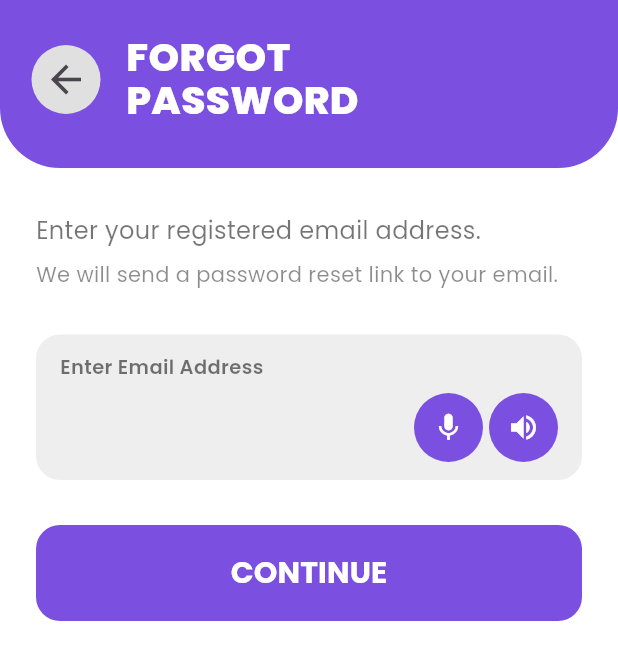
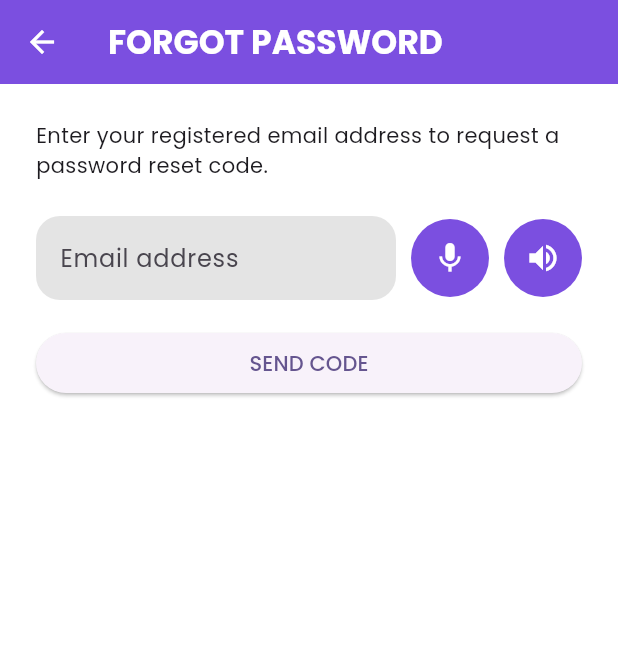
Before and after one commit to pathumsenadeera/Infox, a Flutter app: the ForgotPasswordScreen screen opened directly, on a phone screen of 412 x 824 dp. Shown: the top 660 px of the screen. Run offline on Flutter 3.47's test engine with Material 3 defaults, Android fonts, the light colour scheme and no system bars; our stand-ins replace camera, flutter_secure_storage, flutter_tts, google_fonts, sensors_plus, shared_preferences and 1 more; accounts and stored records are empty.

Commit message:
feat(auth): implement email-code password recovery in the app
- Replace placeholder reset-link confirmation with the backend email-code recovery flow.
- Add code, new-password and confirmation inputs with visible and spoken validation.
- Preserve exact passwords, validate bcrypt's byte limit, and keep passwords/codes out of persistent storage.
- Handle request/reset failures, disable duplicate submissions, and show a resend cooldown.
- Clear sensitive inputs after success or email changes and return to a fresh login screen after reset.
- Add injectable recovery service and phone-sized widget regression coverage.
- Validate the app with 23 passing Flutter tests; device and live-email checks remain pending.
- Verify targeted static analysis and Android debug APK compilation.

```diff
--- a/sinhala_braille_app/lib/screen/forgot_password_screen.dart
+++ b/sinhala_braille_app/lib/screen/forgot_password_screen.dart
@@ -1,375 +1,373 @@
+import 'dart:async';
+import 'dart:convert';
 import 'package:flutter/material.dart';
+import 'package:flutter/services.dart';
 import 'package:google_fonts/google_fonts.dart';
 import 'package:sinhala_braille_app/providers/tts_input_mixin.dart';
-import 'package:sinhala_braille_app/screen/login_screen.dart';
+import 'package:sinhala_braille_app/services/password_recovery_service.dart';
+import 'package:sinhala_braille_app/utils/registration_validation.dart';
+import 'login_screen.dart';
 
 class ForgotPasswordScreen extends StatefulWidget {
-  const ForgotPasswordScreen({super.key});
+  const ForgotPasswordScreen({
+    super.key,
+    this.service = const PasswordRecoveryService(),
+  });
+  final PasswordRecoveryService service;
 
   @override
   State<ForgotPasswordScreen> createState() => _ForgotPasswordScreenState();
 }
 
-class _ForgotPasswordScreenState extends State<ForgotPasswordScreen> with TtsInputMixin {
-  final TextEditingController _emailController = TextEditingController();
+class _ForgotPasswordScreenState extends State<ForgotPasswordScreen>
+    with TtsInputMixin {
+  final _email = TextEditingController();
+  final _code = TextEditingController();
+  final _password = TextEditingController();
+  final _confirm = TextEditingController();
+  final _emailFocus = FocusNode();
+  final _codeFocus = FocusNode();
+  final _passwordFocus = FocusNode();
+  final _confirmFocus = FocusNode();
+  bool _codeRequested = false;
+  bool _complete = false;
+  bool _busy = false;
+  bool _showPassword = false;
+  String _requestedEmail = '';
+  String _message = '';
+  Timer? _timer;
+  DateTime? _resendAt;
+  int _remaining = 0;
 
-  bool _emailSent = false; // step 1 or step 2 pennanna
+  void _showMessage(String message, [FocusNode? focus]) {
+    setState(() => _message = message);
+    focus?.requestFocus();
+    speakLabel(message);
+  }
 
-  void _onVoiceInput() => startVoiceDictation(_emailController);
-  void _onSpeak(String label) => speakLabel(label);
+  void _startCooldown(int seconds) {
+    _timer?.cancel();
+    _resendAt = DateTime.now().add(Duration(seconds: seconds));
+    _remaining = seconds;
+    _timer = Timer.periodic(const Duration(seconds: 1), (timer) {
+      if (!mounted) {
+        timer.cancel();
+        return;
+      }
+      final remaining =
+          (_resendAt!.difference(DateTime.now()).inMilliseconds / 1000).ceil();
+      setState(() => _remaining = remaining > 0 ? remaining : 0);
+      if (_remaining == 0) timer.cancel();
+    });
+  }
 
-  void _onContinue() {
-    if (_emailController.text.isEmpty) {
-      ScaffoldMessenger.of(context).showSnackBar(
-        const SnackBar(content: Text('Please enter your email address!')),
+  Future<void> _requestCode() async {
+    if (_busy || _remaining > 0) return;
+    final email = _codeRequested ? _requestedEmail : _email.text.trim();
+    if (!isValidRegistrationEmail(email)) {
+      _showMessage('Please enter a valid email address.', _emailFocus);
+      return;
+    }
+    setState(() {
+      _busy = true;
+      _message = '';
+    });
+    try {
+      final result = await widget.service.requestCode(email);
+      if (!mounted) return;
+      if (result['success'] == true) {
+        setState(() {
+          _requestedEmail = email;
+          _codeRequested = true;
+          _code.clear();
+          _startCooldown(
+            result['resend_after_seconds'] is int
+                ? result['resend_after_seconds'] as int
+                : 60,
+          );
+        });
+        _showMessage(
+          result['message'] as String? ??
+              'If this email is registered, a code will arrive shortly.',
+        );
+      } else {
+        _showMessage(
+          result['message'] as String? ??
+              'Could not request a code. Please try again.',
+        );
+      }
+    } catch (_) {
+      if (mounted) _showMessage('Could not connect. Please try again.');
+    } finally {
+      if (mounted) setState(() => _busy = false);
+    }
+  }
+
+  Future<void> _resetPassword() async {
+    if (_busy) return;
+    final code = _code.text.trim();
+    if (!RegExp(r'^[0-9]{8}$').hasMatch(code)) {
+      _showMessage('Enter the eight-digit code from your email.', _codeFocus);
+      return;
+    }
+    final password = _password.text;
+    if (password.isEmpty) {
+      _showMessage('Please enter your new password.', _passwordFocus);
+      return;
+    }
+    if (utf8.encode(password).length > 72 || password.contains('\u0000')) {
+      _showMessage(
+        'This password is too long or contains an unsupported character.',
+        _passwordFocus,
       );
       return;
     }
-
-    // Email format basic check
-    if (!_emailController.text.contains('@')) {
-      ScaffoldMessenger.of(context).showSnackBar(
-        const SnackBar(content: Text('Please enter a valid email address!')),
-      );
+    if (password != _confirm.text) {
+      _showMessage('Passwords do not match.', _confirmFocus);
       return;
     }
+    setState(() {
+      _busy = true;
+      _message = '';
+    });
+    try {
+      final result = await widget.service.resetPassword(
+        _requestedEmail,
+        code,
+        password,
+      );
+      if (!mounted) return;
+      if (result['success'] == true) {
+        _timer?.cancel();
+        _code.clear();
+        _password.clear();
+        _confirm.clear();
+        FocusScope.of(context).unfocus();
+        setState(() => _complete = true);
+        _showMessage(
+          'Password reset successfully. Log in with your new password.',
+        );
+      } else {
+        _showMessage(
+          result['message'] as String? ??
+              'Could not reset your password. Please try again.',
+        );
+      }
+    } catch (_) {
+      if (mounted) _showMessage('Could not connect. Please try again.');
+    } finally {
+      if (mounted) setState(() => _busy = false);
+    }
+  }
 
-    // Backend API call - email verification + reset link send
-    // Implementation 2 ekedi real API call karanna
-    setState(() {
-      _emailSent = true;
-    });
+  void _backToLogin() {
+    Navigator.of(context).pushAndRemoveUntil(
+      MaterialPageRoute(builder: (_) => const LoginScreen()),
+      (_) => false,
+    );
   }
 
   @override
   void dispose() {
-    _emailController.dispose();
+    _timer?.cancel();
+    for (final controller in [_email, _code, _password, _confirm]) {
+      controller.dispose();
+    }
+    for (final focus in [
+      _emailFocus,
+      _codeFocus,
+      _passwordFocus,
+      _confirmFocus,
+    ]) {
+      focus.dispose();
+    }
     super.dispose();
+  }
+
+  Widget _field(
+    String label,
+    TextEditingController controller,
+    FocusNode focus, {
+    bool password = false,
+    bool code = false,
+  }) {
+    return Padding(
+      padding: const EdgeInsets.only(bottom: 18),
+      child: Row(
+        children: [
+          Expanded(
+            child: TextField(
+              controller: controller,
+              focusNode: focus,
+              enabled: !_busy,
+              obscureText: password && !_showPassword,
+              autocorrect: false,
+              enableSuggestions: !password && !code,
+              keyboardType:
+                  code
+                      ? TextInputType.number
+                      : password
+                      ? TextInputType.visiblePassword
+                      : TextInputType.emailAddress,
+              autofillHints:
+                  code
+                      ? const [AutofillHints.oneTimeCode]
+                      : password
+                      ? const [AutofillHints.newPassword]
+                      : const [AutofillHints.email],
+              inputFormatters:
+                  code
+                      ? [
+                        FilteringTextInputFormatter.digitsOnly,
+                        LengthLimitingTextInputFormatter(8),
+                      ]
+                      : null,
+              decoration: InputDecoration(
+                labelText: label,
+                filled: true,
+                fillColor: const Color(0xFFE4E4E4),
+                border: OutlineInputBorder(
+                  borderRadius: BorderRadius.circular(16),
+                  borderSide: BorderSide.none,
+                ),
+              ),
+            ),
+          ),
+          if (!password && !code)
+            IgnorePointer(ignoring: _busy, child: buildMicButton(controller)),
+          buildSpeakerButton(label),
+        ],
+      ),
+    );
   }
 
   @override
   Widget build(BuildContext context) {
     return Scaffold(
       backgroundColor: Colors.white,
-      body: SafeArea(
-        child: Column(
-          children: [
-            // Purple header
-            Container(
-              width: double.infinity,
-              decoration: const BoxDecoration(
-                color: Color(0xFF7B4FE0),
-                borderRadius: BorderRadius.only(
-                  bottomLeft: Radius.circular(40),
-                  bottomRight: Radius.circular(40),
+      appBar: AppBar(
+        backgroundColor: const Color(0xFF7B4FE0),
+        foregroundColor: Colors.white,
+        title: Text(
+          'FORGOT PASSWORD',
+          style: GoogleFonts.poppins(fontWeight: FontWeight.w700),
+        ),
+        leading: IconButton(
+          icon: const Icon(Icons.arrow_back),
+          onPressed: _busy ? null : _backToLogin,
         ),
       ),
-              padding: const EdgeInsets.fromLTRB(20, 24, 20, 30),
-              child: Row(
+      body: SafeArea(
+        child: SingleChildScrollView(
+          padding: const EdgeInsets.all(24),
+          child: Column(
+            crossAxisAlignment: CrossAxisAlignment.stretch,
             children: [
-                  IconButton(
-                    onPressed: () {
-                      Navigator.pushReplacement(
-                        context,
-                        MaterialPageRoute(builder: (context) => LoginScreen()),
-                      );
-                    },
-                    icon: Icon(Icons.arrow_back_sharp, size: 30),
-                    style: ButtonStyle(
-                      backgroundColor: WidgetStatePropertyAll(
-                        Colors.grey.shade300,
+              if (_message.isNotEmpty)
+                Padding(
+                  padding: const EdgeInsets.only(bottom: 20),
+                  child: Semantics(
+                    liveRegion: true,
+                    child: Text(
+                      _message,
+                      style: GoogleFonts.poppins(fontSize: 16),
                     ),
                   ),
                 ),
-                  const SizedBox(width: 16),
-                  Expanded(
+              if (_complete) ...[
+                const Icon(
+                  Icons.check_circle_outline,
+                  color: Color(0xFF7B4FE0),
+                  size: 72,
+                ),
+                const SizedBox(height: 24),
+                ElevatedButton(
+                  onPressed: _backToLogin,
+                  child: const Text('BACK TO LOGIN'),
+                ),
+              ] else if (!_codeRequested) ...[
+                const Text(
+                  'Enter your registered email address to request a password reset code.',
+                ),
+                const SizedBox(height: 24),
+                _field('Email address', _email, _emailFocus),
+                ElevatedButton(
+                  onPressed: _busy ? null : _requestCode,
+                  child: const Text('SEND CODE'),
+                ),
+              ] else ...[
+                Text('Email: $_requestedEmail'),
+                const SizedBox(height: 12),
+                const Text(
+                  'Enter the eight-digit code and choose a new password. Codes expire after 10 minutes. Only the latest code works.',
+                ),
+                const SizedBox(height: 24),
+                _field('Reset code', _code, _codeFocus, code: true),
+                _field(
+                  'New password',
+                  _password,
+                  _passwordFocus,
+                  password: true,
+                ),
+                _field(
+                  'Confirm new password',
+                  _confirm,
+                  _confirmFocus,
+                  password: true,
+                ),
+                CheckboxListTile(
+                  contentPadding: EdgeInsets.zero,
+                  title: const Text('Show passwords'),
+                  value: _showPassword,
+                  onChanged:
+                      _busy
+                          ? null
+                          : (value) =>
+                              setState(() => _showPassword = value ?? false),
+                ),
+                ElevatedButton(
+                  onPressed: _busy ? null : _resetPassword,
+                  child: const Text('RESET PASSWORD'),
+                ),
+                const SizedBox(height: 12),
+                OutlinedButton(
+                  onPressed: _busy || _remaining > 0 ? null : _requestCode,
                   child: Text(
-                      'FORGOT\nPASSWORD',
-                      style: GoogleFonts.poppins(
-                        fontSize: 26,
-                        fontWeight: FontWeight.w800,
-                        color: Colors.white,
-                        height: 1.1,
+                    _remaining > 0
+                        ? 'RESEND CODE IN ${_remaining}s'
+                        : 'RESEND CODE',
                   ),
                 ),
+                const Text(
+                  'You can request up to five codes per hour. If no email arrives, check spam and try again later.',
+                ),
+                TextButton(
+                  onPressed:
+                      _busy
+                          ? null
+                          : () {
+                            _timer?.cancel();
+                            _code.clear();
+                            _password.clear();
+                            _confirm.clear();
+                            setState(() {
+                              _codeRequested = false;
+                              _remaining = 0;
+                              _message = '';
+                            });
+                          },
+                  child: const Text('USE A DIFFERENT EMAIL'),
+                ),
+              ],
+              if (_busy)
+                const Padding(
+                  padding: EdgeInsets.all(16),
+                  child: Center(child: CircularProgressIndicator()),
                 ),
             ],
           ),
         ),
-
-            Expanded(
-              child: SingleChildScrollView(
-                padding: const EdgeInsets.symmetric(
-                  horizontal: 24,
-                  vertical: 30,
-                ),
-                child:
-                    _emailSent ? _buildEmailSentView() : _buildEmailInputView(),
-              ),
-            ),
-          ],
-        ),
       ),
     );
   }
-
-  // Step 1 - Email enter karanna
-  Widget _buildEmailInputView() {
-    return Column(
-      crossAxisAlignment: CrossAxisAlignment.start,
-      children: [
-        // Info text
-        Text(
-          'Enter your registered email address.',
-          style: GoogleFonts.poppins(fontSize: 16, color: Colors.black54),
-        ),
-        const SizedBox(height: 8),
-        Text(
-          'We will send a password reset link to your email.',
-          style: GoogleFonts.poppins(fontSize: 14, color: Colors.black45),
-        ),
-
-        const SizedBox(height: 30),
-
-        // Email input field - mic + speaker icons ekka
-        Container(
-          decoration: BoxDecoration(
-            color: Colors.grey[200],
-            borderRadius: BorderRadius.circular(16),
-          ),
-          padding: const EdgeInsets.symmetric(horizontal: 16, vertical: 4),
-          child: Column(
-            crossAxisAlignment: CrossAxisAlignment.start,
-            children: [
-              const SizedBox(height: 8),
-              Text(
-                'Enter Email Address',
-                style: GoogleFonts.poppins(
-                  fontSize: 13,
-                  fontWeight: FontWeight.w600,
-                  color: Colors.black54,
-                ),
-              ),
-              Row(
-                children: [
-                  Expanded(
-                    child: TextField(
-                      controller: _emailController,
-                      keyboardType: TextInputType.emailAddress,
-                      style: GoogleFonts.poppins(
-                        fontSize: 17,
-                        fontWeight: FontWeight.w600,
-                        color: Colors.black87,
-                      ),
-                      decoration: const InputDecoration(
-                        border: InputBorder.none,
-                        isDense: true,
-                        contentPadding: EdgeInsets.symmetric(vertical: 8),
-                      ),
-                    ),
-                  ),
-                  // Mic button
-                  GestureDetector(
-                    onTap: _onVoiceInput,
-                    child: Container(
-                      width: 46,
-                      height: 46,
-                      margin: const EdgeInsets.symmetric(
-                        vertical: 8,
-                        horizontal: 4,
-                      ),
-                      decoration: const BoxDecoration(
-                        color: Color(0xFF7B4FE0),
-                        shape: BoxShape.circle,
-                      ),
-                      child: const Icon(
-                        Icons.mic,
-                        color: Colors.white,
-                        size: 22,
-                      ),
-                    ),
-                  ),
-                  // Speaker button
-                  GestureDetector(
-                    onTap: () => _onSpeak('Enter Email Address'),
-                    child: Container(
-                      width: 46,
-                      height: 46,
-                      margin: const EdgeInsets.symmetric(vertical: 8),
-                      decoration: const BoxDecoration(
-                        color: Color(0xFF7B4FE0),
-                        shape: BoxShape.circle,
-                      ),
-                      child: const Icon(
-                        Icons.volume_up,
-                        color: Colors.white,
-                        size: 22,
-                      ),
-                    ),
-                  ),
-                ],
-              ),
-            ],
-          ),
-        ),
-
-        const SizedBox(height: 30),
-
-        // CONTINUE button
-        SizedBox(
-          width: double.infinity,
-          height: 64,
-          child: ElevatedButton(
-            style: ElevatedButton.styleFrom(
-              backgroundColor: const Color(0xFF7B4FE0),
-              elevation: 0,
-              shape: RoundedRectangleBorder(
-                borderRadius: BorderRadius.circular(16),
-              ),
-            ),
-            onPressed: _onContinue,
-            child: Text(
-              'CONTINUE',
-              style: GoogleFonts.poppins(
-                fontSize: 20,
-                fontWeight: FontWeight.bold,
-                color: Colors.white,
-              ),
-            ),
-          ),
-        ),
-      ],
-    );
 }
-
-  // Step 2 - Email sent confirmation view
-  Widget _buildEmailSentView() {
-    return Column(
-      crossAxisAlignment: CrossAxisAlignment.center,
-      children: [
-        const SizedBox(height: 30),
-
-        // Success icon
-        Container(
-          width: 100,
-          height: 100,
-          decoration: const BoxDecoration(
-            color: Color(0xFF7B4FE0),
-            shape: BoxShape.circle,
-          ),
-          child: const Icon(
-            Icons.mark_email_read_outlined,
-            size: 52,
-            color: Colors.white,
-          ),
-        ),
-
-        const SizedBox(height: 24),
-
-        Text(
-          'Reset Link Sent!',
-          style: GoogleFonts.poppins(
-            fontSize: 24,
-            fontWeight: FontWeight.bold,
-            color: Colors.black87,
-          ),
-        ),
-
-        const SizedBox(height: 12),
-
-        Text(
-          'A password reset link has been sent to:',
-          textAlign: TextAlign.center,
-          style: GoogleFonts.poppins(fontSize: 14, color: Colors.black54),
-        ),
-
-        const SizedBox(height: 8),
-
-        // Email display
-        Container(
-          padding: const EdgeInsets.symmetric(horizontal: 20, vertical: 12),
-          decoration: BoxDecoration(
-            color: Colors.grey[200],
-            borderRadius: BorderRadius.circular(12),
-          ),
-          child: Text(
-            _emailController.text,
-            style: GoogleFonts.poppins(
-              fontSize: 16,
-              fontWeight: FontWeight.bold,
-              color: const Color(0xFF7B4FE0),
-            ),
-          ),
-        ),
-
-        const SizedBox(height: 16),
-
-        Text(
-          'Please check your inbox and follow the link to reset your password.',
-          textAlign: TextAlign.center,
-          style: GoogleFonts.poppins(fontSize: 13, color: Colors.black45),
-        ),
-
-        const SizedBox(height: 40),
-
-        // Resend button
-        SizedBox(
-          width: double.infinity,
-          height: 64,
-          child: OutlinedButton(
-            style: OutlinedButton.styleFrom(
-              side: const BorderSide(color: Color(0xFF7B4FE0), width: 2),
-              shape: RoundedRectangleBorder(
-                borderRadius: BorderRadius.circular(16),
-              ),
-            ),
-            onPressed: () {
-              setState(() {
-                _emailSent = false;
-              });
-            },
-            child: Text(
-              'RESEND LINK',
-              style: GoogleFonts.poppins(
-                fontSize: 18,
-                fontWeight: FontWeight.bold,
-                color: const Color(0xFF7B4FE0),
-              ),
-            ),
-          ),
-        ),
-
-        const SizedBox(height: 16),
-
-        // Back to login button
-        SizedBox(
-          width: double.infinity,
-          height: 64,
-          child: ElevatedButton(
-            style: ElevatedButton.styleFrom(
-              backgroundColor: const Color(0xFF7B4FE0),
-              elevation: 0,
-              shape: RoundedRectangleBorder(
-                borderRadius: BorderRadius.circular(16),
-              ),
-            ),
-            onPressed: () {
-              Navigator.pushReplacement(
-                context,
-                MaterialPageRoute(builder: (_) => const LoginScreen()),
-              );
-            },
-            child: Text(
-              'BACK TO LOGIN',
-              style: GoogleFonts.poppins(
-                fontSize: 18,
-                fontWeight: FontWeight.bold,
-                color: Colors.white,
-              ),
-            ),
-          ),
-        ),
-      ],
-    );
-  }
-}
--- a/sinhala_braille_app/lib/services/auth_service.dart
+++ b/sinhala_braille_app/lib/services/auth_service.dart
@@ -58,6 +58,27 @@ class AuthService {
     ),
   );
 
+  static Future<Map<String, dynamic>> requestPasswordReset(String email) =>
+      _perform(
+        () => _session.publicRequest(
+          'POST',
+          '/auth/password-reset/request',
+          body: {'email': email},
+        ),
+      );
+
+  static Future<Map<String, dynamic>> confirmPasswordReset(
+    String email,
+    String code,
+    String password,
+  ) => _perform(
+    () => _session.publicRequest(
+      'POST',
+      '/auth/password-reset/confirm',
+      body: {'email': email, 'code': code, 'new_password': password},
+    ),
+  );
+
   static Future<Map<String, dynamic>> login(
     String username,
     String password,
--- /dev/null
+++ b/sinhala_braille_app/lib/services/password_recovery_service.dart
@@ -0,0 +1,14 @@
+import 'auth_service.dart';
+
+class PasswordRecoveryService {
+  const PasswordRecoveryService();
+
+  Future<Map<String, dynamic>> requestCode(String email) =>
+      AuthService.requestPasswordReset(email);
+
+  Future<Map<String, dynamic>> resetPassword(
+    String email,
+    String code,
+    String password,
+  ) => AuthService.confirmPasswordReset(email, code, password);
+}
```
Also changed, not shown: 2 other files. Lines whose indentation alone changed are shown as unchanged.
